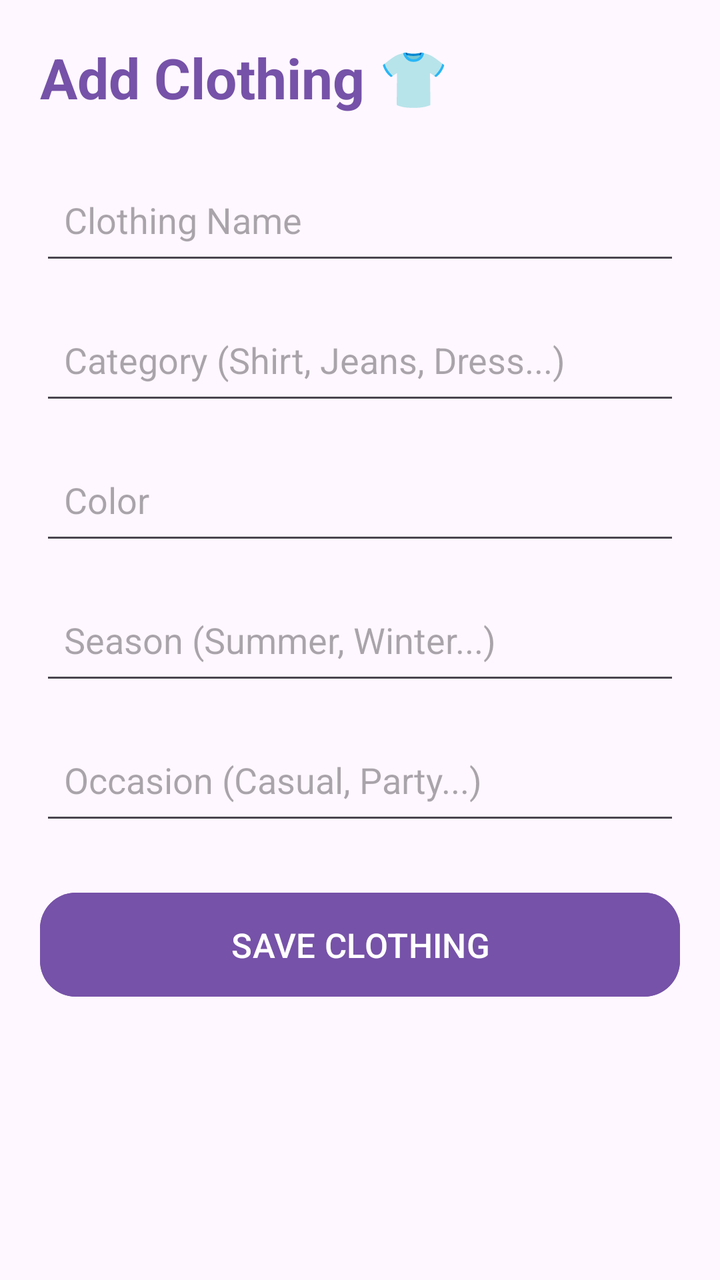
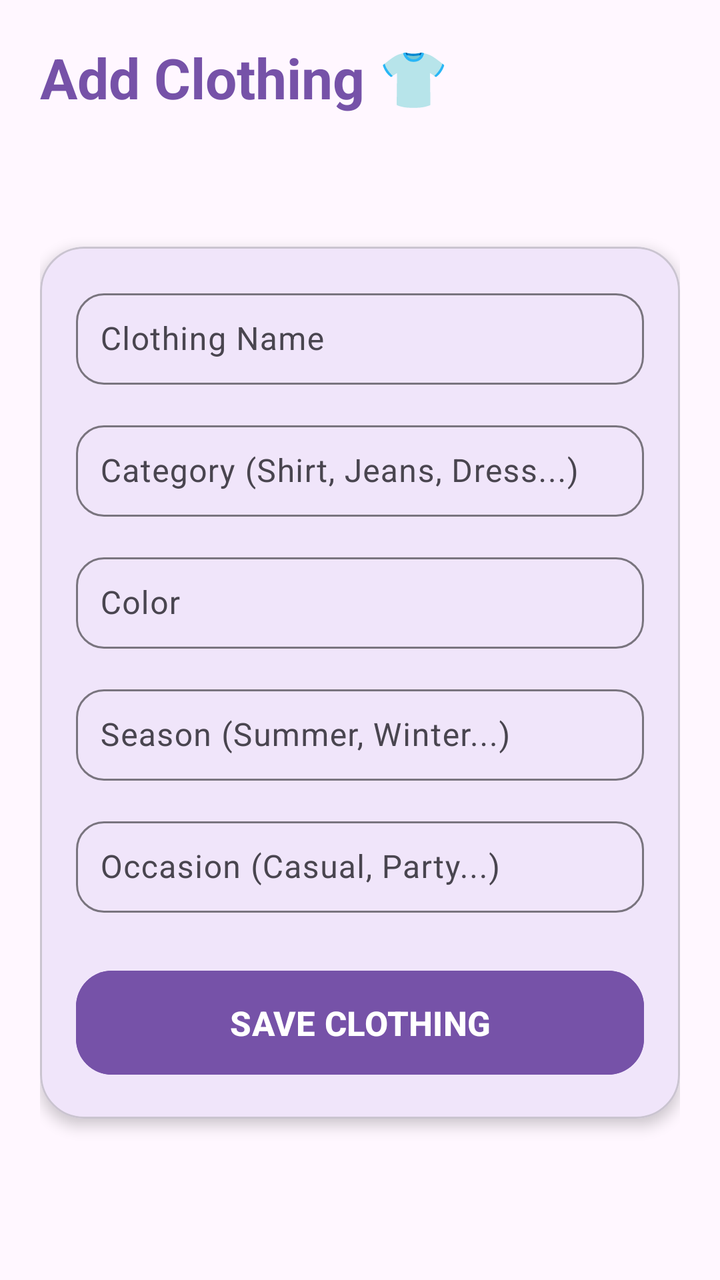

Before-and-after screenshots of an Android layout around one commit, followed by the original layout XML and the change that was made.
<!-- AndroidManifest.xml: application theme Theme.ClosetSync -->
<!-- res/layout/activity_add_clothing.xml -->
<?xml version="1.0" encoding="utf-8"?>
<ScrollView
    xmlns:android="http://schemas.android.com/apk/res/android"
    xmlns:app="http://schemas.android.com/apk/res-auto"
    android:layout_width="match_parent"
    android:layout_height="match_parent"
    android:background="#FFF7FF">

    <LinearLayout
        android:layout_width="match_parent"
        android:layout_height="wrap_content"
        android:orientation="vertical"
        android:padding="20dp">

        <TextView
            android:layout_width="wrap_content"
            android:layout_height="wrap_content"
            android:text="Add Clothing 👕"
            android:textColor="#7652A8"
            android:textSize="28sp"
            android:textStyle="bold"/>

        <EditText
            android:id="@+id/etClothingName"
            android:layout_width="match_parent"
            android:layout_height="55dp"
            android:layout_marginTop="25dp"
            android:hint="Clothing Name"
            android:padding="12dp"/>

        <EditText
            android:id="@+id/etCategory"
            android:layout_width="match_parent"
            android:layout_height="55dp"
            android:layout_marginTop="15dp"
            android:hint="Category (Shirt, Jeans, Dress...)"
            android:padding="12dp"/>

        <EditText
            android:id="@+id/etColor"
            android:layout_width="match_parent"
            android:layout_height="55dp"
            android:layout_marginTop="15dp"
            android:hint="Color"
            android:padding="12dp"/>

        <EditText
            android:id="@+id/etSeason"
            android:layout_width="match_parent"
            android:layout_height="55dp"
            android:layout_marginTop="15dp"
            android:hint="Season (Summer, Winter...)"
            android:padding="12dp"/>

        <EditText
            android:id="@+id/etOccasion"
            android:layout_width="match_parent"
            android:layout_height="55dp"
            android:layout_marginTop="15dp"
            android:hint="Occasion (Casual, Party...)"
            android:padding="12dp"/>

        <com.google.android.material.button.MaterialButton
            android:id="@+id/btnSaveClothing"
            android:layout_width="match_parent"
            android:layout_height="60dp"
            android:layout_marginTop="25dp"
            android:text="SAVE CLOTHING"
            android:textSize="17sp"
            android:textColor="#FFFFFF"
            android:backgroundTint="#7652A8"
            app:cornerRadius="18dp"/>

    </LinearLayout>

</ScrollView>
<!-- resources referenced by this layout -->
<resources>
  <style name="Theme.ClosetSync" parent="Base.Theme.ClosetSync" />
  <style name="Base.Theme.ClosetSync" parent="Theme.Material3.DayNight.NoActionBar">
          
          
      </style>
</resources>

<!-- the commit's change to res/layout/activity_add_clothing.xml (unified diff, before → after) -->
@@ -4,73 +4,186 @@
     xmlns:app="http://schemas.android.com/apk/res-auto"
     android:layout_width="match_parent"
     android:layout_height="match_parent"
-    android:background="#FFF7FF">
+    android:background="#FFF7FF"
+    android:fillViewport="true">
 
-    <LinearLayout
+    <androidx.constraintlayout.widget.ConstraintLayout
         android:layout_width="match_parent"
         android:layout_height="wrap_content"
-        android:orientation="vertical"
         android:padding="20dp">
 
+
         <TextView
-            android:layout_width="wrap_content"
+            android:id="@+id/tvAddClothingTitle"
+            android:layout_width="0dp"
             android:layout_height="wrap_content"
             android:text="Add Clothing 👕"
             android:textColor="#7652A8"
             android:textSize="28sp"
-            android:textStyle="bold"/>
+            android:textStyle="bold"
+            app:layout_constraintTop_toTopOf="parent"
+            app:layout_constraintStart_toStartOf="parent"
+            app:layout_constraintEnd_toEndOf="parent" />
 
-        <EditText
-            android:id="@+id/etClothingName"
-            android:layout_width="match_parent"
-            android:layout_height="55dp"
+
+        <com.google.android.material.card.MaterialCardView
+            android:id="@+id/cardClothingForm"
+            android:layout_width="0dp"
+            android:layout_height="wrap_content"
             android:layout_marginTop="25dp"
-            android:hint="Clothing Name"
-            android:padding="12dp"/>
+            android:layout_marginBottom="20dp"
+            app:cardBackgroundColor="#F0E5FA"
+            app:cardCornerRadius="22dp"
+            app:cardElevation="4dp"
+            app:layout_constraintTop_toBottomOf="@id/tvAddClothingTitle"
+            app:layout_constraintStart_toStartOf="parent"
+            app:layout_constraintEnd_toEndOf="parent"
+            app:layout_constraintBottom_toBottomOf="parent">
 
-        <EditText
-            android:id="@+id/etCategory"
-            android:layout_width="match_parent"
-            android:layout_height="55dp"
-            android:layout_marginTop="15dp"
-            android:hint="Category (Shirt, Jeans, Dress...)"
-            android:padding="12dp"/>
+            <androidx.constraintlayout.widget.ConstraintLayout
+                android:layout_width="match_parent"
+                android:layout_height="wrap_content"
+                android:padding="18dp">
 
-        <EditText
-            android:id="@+id/etColor"
-            android:layout_width="match_parent"
-            android:layout_height="55dp"
-            android:layout_marginTop="15dp"
-            android:hint="Color"
-            android:padding="12dp"/>
+                <com.google.android.material.textfield.TextInputLayout
+                    android:id="@+id/tilClothingName"
+                    android:layout_width="0dp"
+                    android:layout_height="wrap_content"
+                    android:hint="Clothing Name"
+                    app:boxBackgroundMode="outline"
+                    app:boxCornerRadiusTopStart="14dp"
+                    app:boxCornerRadiusTopEnd="14dp"
+                    app:boxCornerRadiusBottomStart="14dp"
+                    app:boxCornerRadiusBottomEnd="14dp"
+                    app:layout_constraintTop_toTopOf="parent"
+                    app:layout_constraintStart_toStartOf="parent"
+                    app:layout_constraintEnd_toEndOf="parent">
 
-        <EditText
-            android:id="@+id/etSeason"
-            android:layout_width="match_parent"
-            android:layout_height="55dp"
-            android:layout_marginTop="15dp"
-            android:hint="Season (Summer, Winter...)"
-            android:padding="12dp"/>
+                    <com.google.android.material.textfield.TextInputEditText
+                        android:id="@+id/etClothingName"
+                        android:layout_width="match_parent"
+                        android:layout_height="wrap_content"
+                        android:inputType="text"
+                        android:padding="12dp" />
 
-        <EditText
-            android:id="@+id/etOccasion"
-            android:layout_width="match_parent"
-            android:layout_height="55dp"
-            android:layout_marginTop="15dp"
-            android:hint="Occasion (Casual, Party...)"
-            android:padding="12dp"/>
+                </com.google.android.material.textfield.TextInputLayout>
 
-        <com.google.android.material.button.MaterialButton
-            android:id="@+id/btnSaveClothing"
-            android:layout_width="match_parent"
-            android:layout_height="60dp"
-            android:layout_marginTop="25dp"
-            android:text="SAVE CLOTHING"
-            android:textSize="17sp"
-            android:textColor="#FFFFFF"
-            android:backgroundTint="#7652A8"
-            app:cornerRadius="18dp"/>
+                <com.google.android.material.textfield.TextInputLayout
+                    android:id="@+id/tilCategory"
+                    android:layout_width="0dp"
+                    android:layout_height="wrap_content"
+                    android:layout_marginTop="15dp"
+                    android:hint="Category (Shirt, Jeans, Dress...)"
+                    app:boxBackgroundMode="outline"
+                    app:boxCornerRadiusTopStart="14dp"
+                    app:boxCornerRadiusTopEnd="14dp"
+                    app:boxCornerRadiusBottomStart="14dp"
+                    app:boxCornerRadiusBottomEnd="14dp"
+                    app:layout_constraintTop_toBottomOf="@id/tilClothingName"
+                    app:layout_constraintStart_toStartOf="parent"
+                    app:layout_constraintEnd_toEndOf="parent">
 
-    </LinearLayout>
+                    <com.google.android.material.textfield.TextInputEditText
+                        android:id="@+id/etCategory"
+                        android:layout_width="match_parent"
+                        android:layout_height="wrap_content"
+                        android:inputType="text"
+                        android:padding="12dp" />
+
+                </com.google.android.material.textfield.TextInputLayout>
+
+                <com.google.android.material.textfield.TextInputLayout
+                    android:id="@+id/tilColor"
+                    android:layout_width="0dp"
+                    android:layout_height="wrap_content"
+                    android:layout_marginTop="15dp"
+                    android:hint="Color"
+                    app:boxBackgroundMode="outline"
+                    app:boxCornerRadiusTopStart="14dp"
+                    app:boxCornerRadiusTopEnd="14dp"
+                    app:boxCornerRadiusBottomStart="14dp"
+                    app:boxCornerRadiusBottomEnd="14dp"
+                    app:layout_constraintTop_toBottomOf="@id/tilCategory"
+                    app:layout_constraintStart_toStartOf="parent"
+                    app:layout_constraintEnd_toEndOf="parent">
+
+                    <com.google.android.material.textfield.TextInputEditText
+                        android:id="@+id/etColor"
+                        android:layout_width="match_parent"
+                        android:layout_height="wrap_content"
+                        android:inputType="text"
+                        android:padding="12dp" />
+
+                </com.google.android.material.textfield.TextInputLayout>
+
+                <com.google.android.material.textfield.TextInputLayout
+                    android:id="@+id/tilSeason"
+                    android:layout_width="0dp"
+                    android:layout_height="wrap_content"
+                    android:layout_marginTop="15dp"
+                    android:hint="Season (Summer, Winter...)"
+                    app:boxBackgroundMode="outline"
+                    app:boxCornerRadiusTopStart="14dp"
+                    app:boxCornerRadiusTopEnd="14dp"
+                    app:boxCornerRadiusBottomStart="14dp"
+                    app:boxCornerRadiusBottomEnd="14dp"
+                    app:layout_constraintTop_toBottomOf="@id/tilColor"
+                    app:layout_constraintStart_toStartOf="parent"
+                    app:layout_constraintEnd_toEndOf="parent">
+
+                    <com.google.android.material.textfield.TextInputEditText
+                        android:id="@+id/etSeason"
+                        android:layout_width="match_parent"
+                        android:layout_height="wrap_content"
+                        android:inputType="text"
+                        android:padding="12dp" />
+
+                </com.google.android.material.textfield.TextInputLayout>
+
+                <com.google.android.material.textfield.TextInputLayout
+                    android:id="@+id/tilOccasion"
+                    android:layout_width="0dp"
+                    android:layout_height="wrap_content"
+                    android:layout_marginTop="15dp"
+                    android:hint="Occasion (Casual, Party...)"
+                    app:boxBackgroundMode="outline"
+                    app:boxCornerRadiusTopStart="14dp"
+                    app:boxCornerRadiusTopEnd="14dp"
+                    app:boxCornerRadiusBottomStart="14dp"
+                    app:boxCornerRadiusBottomEnd="14dp"
+                    app:layout_constraintTop_toBottomOf="@id/tilSeason"
+                    app:layout_constraintStart_toStartOf="parent"
+                    app:layout_constraintEnd_toEndOf="parent">
+
+                    <com.google.android.material.textfield.TextInputEditText
+                        android:id="@+id/etOccasion"
+                        android:layout_width="match_parent"
+                        android:layout_height="wrap_content"
+                        android:inputType="text"
+                        android:padding="12dp" />
+
+                </com.google.android.material.textfield.TextInputLayout>
+
+                <com.google.android.material.button.MaterialButton
+                    android:id="@+id/btnSaveClothing"
+                    android:layout_width="0dp"
+                    android:layout_height="60dp"
+                    android:layout_marginTop="25dp"
+                    android:text="SAVE CLOTHING"
+                    android:textColor="#FFFFFF"
+                    android:textSize="17sp"
+                    android:textStyle="bold"
+                    android:backgroundTint="#7652A8"
+                    app:cornerRadius="18dp"
+                    app:layout_constraintTop_toBottomOf="@id/tilOccasion"
+                    app:layout_constraintStart_toStartOf="parent"
+                    app:layout_constraintEnd_toEndOf="parent"
+                    app:layout_constraintBottom_toBottomOf="parent" />
+
+            </androidx.constraintlayout.widget.ConstraintLayout>
+
+        </com.google.android.material.card.MaterialCardView>
+
+    </androidx.constraintlayout.widget.ConstraintLayout>
 
 </ScrollView>
